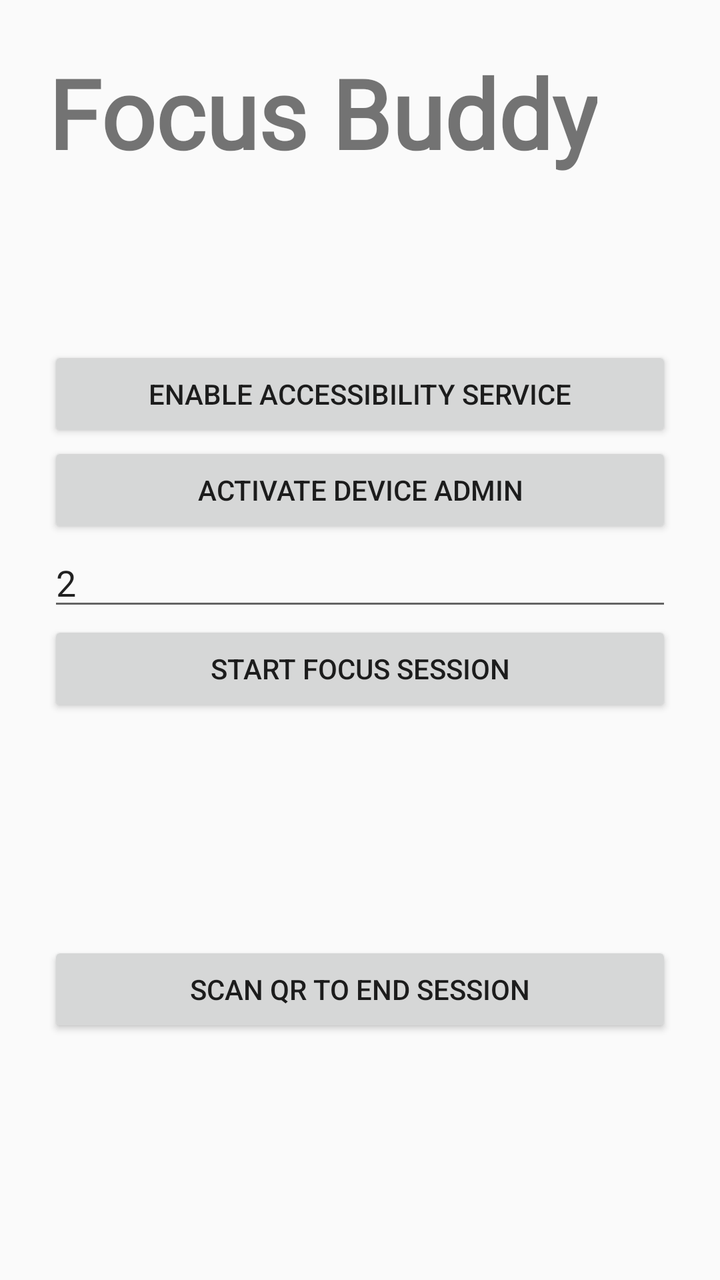
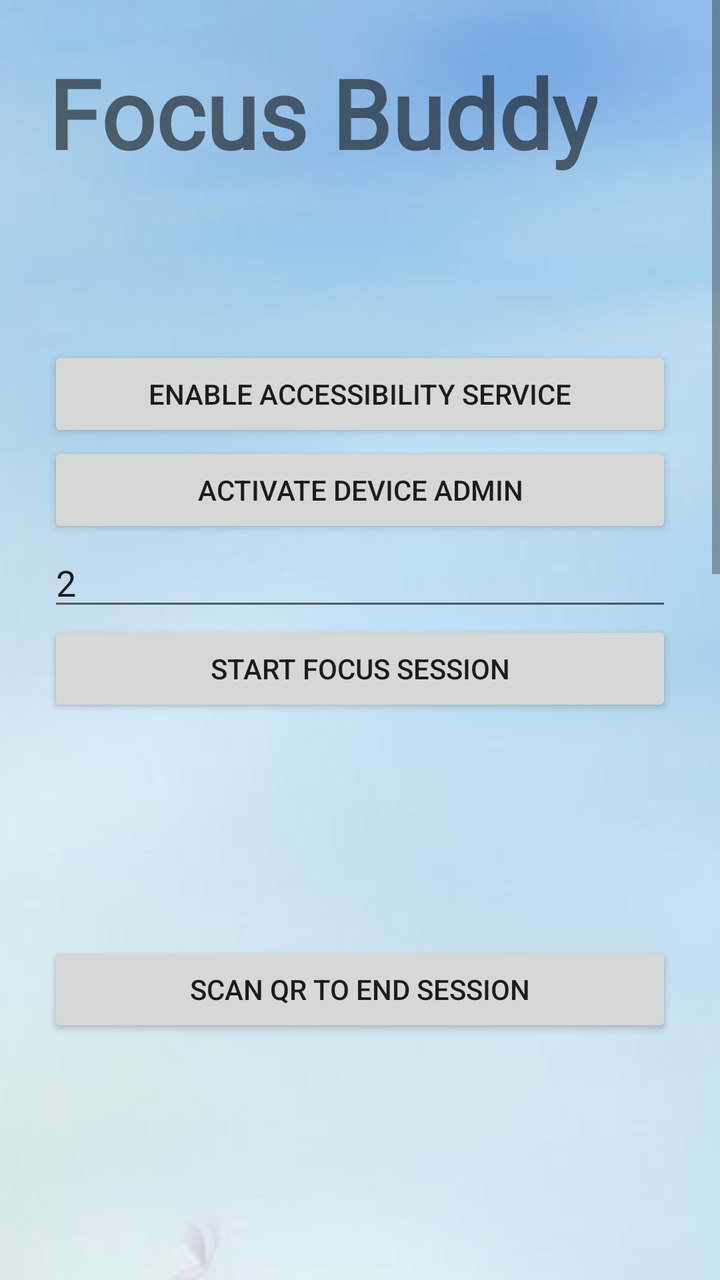

Compare the two renders of this Android layout. The source of the first and the diff that turns it into the second are given below.
<!-- AndroidManifest.xml: application theme android:Theme.Material.Light.NoActionBar -->
<!-- res/layout/activity_main.xml -->
<?xml version="1.0" encoding="utf-8"?>
<ScrollView xmlns:android="http://schemas.android.com/apk/res/android"
    android:layout_width="match_parent"
    android:layout_height="match_parent"
    android:fillViewport="true">

    <LinearLayout
        android:layout_width="match_parent"
        android:layout_height="wrap_content"
        android:orientation="vertical"
        android:padding="24dp">

        <TextView
            android:layout_width="wrap_content"
            android:layout_height="wrap_content"
            android:fontFamily="@font/super_frog"
            android:text="@string/app_name"
            android:textSize="48sp"
            android:textStyle="bold" />

        <TextView
            android:id="@+id/tvStatus"
            android:layout_width="match_parent"
            android:layout_height="wrap_content"
            android:paddingTop="8dp"
            android:paddingBottom="24dp"
            android:textSize="16sp" />

        
        <LinearLayout
            android:id="@+id/setupGroup"
            android:layout_width="match_parent"
            android:layout_height="wrap_content"
            android:orientation="vertical">

            <TextView
                android:id="@+id/tvSetup"
                android:layout_width="match_parent"
                android:layout_height="wrap_content"
                android:paddingBottom="12dp" />

            <Button
                android:id="@+id/btnAccessibility"
                android:layout_width="match_parent"
                android:layout_height="wrap_content"
                android:text="Enable accessibility service" />

            <Button
                android:id="@+id/btnAdmin"
                android:layout_width="match_parent"
                android:layout_height="wrap_content"
                android:text="Activate device admin" />
        </LinearLayout>

        
        <LinearLayout
            android:id="@+id/startGroup"
            android:layout_width="match_parent"
            android:layout_height="wrap_content"
            android:orientation="vertical">

            <EditText
                android:id="@+id/etHours"
                android:layout_width="match_parent"
                android:layout_height="wrap_content"
                android:hint="Session length (hours)"
                android:inputType="numberDecimal"
                android:text="2" />

            <Button
                android:id="@+id/btnStart"
                android:layout_width="match_parent"
                android:layout_height="wrap_content"
                android:text="Start focus session" />
        </LinearLayout>

        
        <LinearLayout
            android:id="@+id/activeGroup"
            android:layout_width="match_parent"
            android:layout_height="wrap_content"
            android:orientation="vertical">

            <TextView
                android:id="@+id/tvCountdown"
                android:layout_width="match_parent"
                android:layout_height="wrap_content"
                android:gravity="center"
                android:padding="24dp"
                android:textSize="48sp" />

            <Button
                android:id="@+id/btnScan"
                android:layout_width="match_parent"
                android:layout_height="wrap_content"
                android:text="Scan QR to end session" />
        </LinearLayout>
    </LinearLayout>
</ScrollView>
<!-- resources referenced by this layout -->
<resources>
  <string name="app_name">Focus Buddy</string>
</resources>

<!-- the commit's change to res/layout/activity_main.xml (unified diff, before → after) -->
@@ -8,7 +8,8 @@
         android:layout_width="match_parent"
         android:layout_height="wrap_content"
         android:orientation="vertical"
-        android:padding="24dp">
+        android:padding="24dp"
+        android:background="@drawable/activity_background">
 
         <TextView
             android:layout_width="wrap_content"
<!-- resource entries referenced after the edit -->
@@ -1,5 +1,12 @@
 <!-- resources referenced by this layout -->
 <resources>
+  <!-- drawable activity_background (drawable) -->
+  <?xml version="1.0" encoding="utf-8"?>
+  <bitmap xmlns:android="http://schemas.android.com/apk/res/android"
+      android:src="@drawable/background"
+      android:gravity="center"
+      android:tileMode="disabled" />
   <string name="app_name">Focus Buddy</string>
+  <!-- drawable background: jpg bitmap (drawable, 65327 bytes) -->
 </resources>
 
